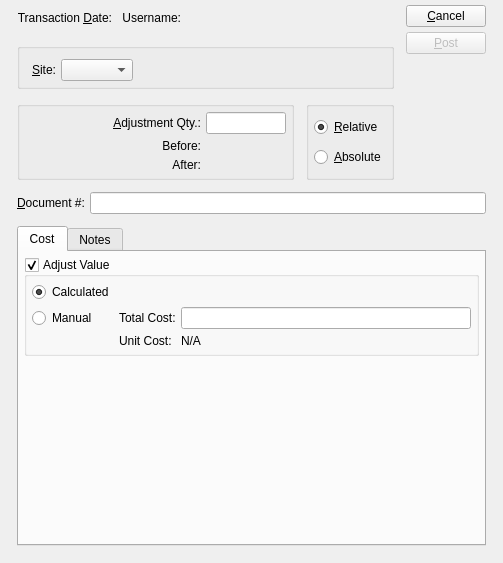
Old version of the form xtuple/trunk/guiclient/adjustmentTrans.ui in the repository WooodHead/xtuple.
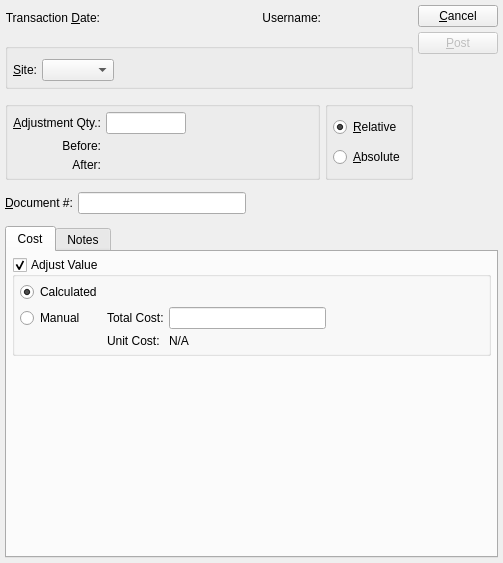
New version of the form. Custom widgets are drawn as their Qt base class.

The edit to the form file:
```diff
--- a/xtuple/trunk/guiclient/adjustmentTrans.ui
+++ b/xtuple/trunk/guiclient/adjustmentTrans.ui
@@ -20,19 +20,8 @@
   <property name="windowTitle">
    <string>Adjustment Transaction</string>
   </property>
-  <layout class="QGridLayout">
-   <item row="0" column="0">
-    <layout class="QGridLayout">
-     <property name="leftMargin">
-      <number>12</number>
-     </property>
-     <property name="rightMargin">
-      <number>12</number>
-     </property>
-     <property name="bottomMargin">
-      <number>12</number>
-     </property>
-     <property name="spacing">
+  <layout class="QGridLayout" name="gridLayout">
+   <property name="verticalSpacing">
       <number>12</number>
      </property>
      <item row="0" column="0" colspan="2">
@@ -67,6 +56,19 @@
          </item>
         </layout>
        </item>
+     <item>
+      <spacer name="horizontalSpacer_4">
+       <property name="orientation">
+        <enum>Qt::Horizontal</enum>
+       </property>
+       <property name="sizeHint" stdset="0">
+        <size>
+         <width>40</width>
+         <height>20</height>
+        </size>
+       </property>
+      </spacer>
+     </item>
        <item>
         <layout class="QHBoxLayout">
          <property name="spacing">
@@ -160,7 +162,7 @@
           <item>
            <widget class="QLabel" name="_warehouseLit">
             <property name="text">
-             <string>  &amp;Site:</string>
+           <string>&amp;Site:</string>
             </property>
             <property name="alignment">
              <set>Qt::AlignRight|Qt::AlignTrailing|Qt::AlignVCenter</set>
@@ -207,6 +209,25 @@
         <string/>
        </property>
        <layout class="QGridLayout">
+      <item row="0" column="0">
+       <widget class="QLabel" name="_adjustment_QtyLit">
+        <property name="sizePolicy">
+         <sizepolicy hsizetype="Preferred" vsizetype="Fixed">
+          <horstretch>0</horstretch>
+          <verstretch>0</verstretch>
+         </sizepolicy>
+        </property>
+        <property name="text">
+         <string>&amp;Adjustment Qty.:</string>
+        </property>
+        <property name="alignment">
+         <set>Qt::AlignRight|Qt::AlignTrailing|Qt::AlignVCenter</set>
+        </property>
+        <property name="buddy">
+         <cstring>_qty</cstring>
+        </property>
+       </widget>
+      </item>
         <item row="0" column="1">
          <widget class="XLineEdit" name="_qty">
           <property name="sizePolicy">
@@ -226,61 +247,6 @@
           </property>
          </widget>
         </item>
-        <item row="0" column="0">
-         <widget class="QLabel" name="_adjustment_QtyLit">
-          <property name="sizePolicy">
-           <sizepolicy hsizetype="Preferred" vsizetype="Fixed">
-            <horstretch>0</horstretch>
-            <verstretch>0</verstretch>
-           </sizepolicy>
-          </property>
-          <property name="text">
-           <string>&amp;Adjustment Qty.:</string>
-          </property>
-          <property name="alignment">
-           <set>Qt::AlignRight|Qt::AlignTrailing|Qt::AlignVCenter</set>
-          </property>
-          <property name="buddy">
-           <cstring>_qty</cstring>
-          </property>
-         </widget>
-        </item>
-        <item row="2" column="1">
-         <widget class="XLabel" name="_afterQty">
-          <property name="minimumSize">
-           <size>
-            <width>80</width>
-            <height>0</height>
-           </size>
-          </property>
-          <property name="alignment">
-           <set>Qt::AlignRight|Qt::AlignTrailing|Qt::AlignVCenter</set>
-          </property>
-         </widget>
-        </item>
-        <item row="2" column="0">
-         <widget class="QLabel" name="_afterLit">
-          <property name="text">
-           <string>After:</string>
-          </property>
-          <property name="alignment">
-           <set>Qt::AlignRight|Qt::AlignTrailing|Qt::AlignVCenter</set>
-          </property>
-         </widget>
-        </item>
-        <item row="1" column="1">
-         <widget class="XLabel" name="_beforeQty">
-          <property name="minimumSize">
-           <size>
-            <width>80</width>
-            <height>0</height>
-           </size>
-          </property>
-          <property name="alignment">
-           <set>Qt::AlignRight|Qt::AlignTrailing|Qt::AlignVCenter</set>
-          </property>
-         </widget>
-        </item>
         <item row="1" column="0">
          <widget class="QLabel" name="_beforeLit">
           <property name="text">
@@ -291,6 +257,55 @@
           </property>
          </widget>
         </item>
+      <item row="1" column="1">
+       <widget class="XLabel" name="_beforeQty">
+        <property name="minimumSize">
+         <size>
+          <width>80</width>
+          <height>0</height>
+         </size>
+        </property>
+        <property name="alignment">
+         <set>Qt::AlignRight|Qt::AlignTrailing|Qt::AlignVCenter</set>
+        </property>
+       </widget>
+      </item>
+      <item row="2" column="0">
+       <widget class="QLabel" name="_afterLit">
+        <property name="text">
+         <string>After:</string>
+        </property>
+        <property name="alignment">
+         <set>Qt::AlignRight|Qt::AlignTrailing|Qt::AlignVCenter</set>
+        </property>
+       </widget>
+      </item>
+      <item row="2" column="1">
+       <widget class="XLabel" name="_afterQty">
+        <property name="minimumSize">
+         <size>
+          <width>80</width>
+          <height>0</height>
+         </size>
+        </property>
+        <property name="alignment">
+         <set>Qt::AlignRight|Qt::AlignTrailing|Qt::AlignVCenter</set>
+        </property>
+       </widget>
+      </item>
+      <item row="0" column="2">
+       <spacer name="horizontalSpacer">
+        <property name="orientation">
+         <enum>Qt::Horizontal</enum>
+        </property>
+        <property name="sizeHint" stdset="0">
+         <size>
+          <width>40</width>
+          <height>20</height>
+         </size>
+        </property>
+       </spacer>
+      </item>
        </layout>
       </widget>
      </item>
@@ -320,7 +335,7 @@
        </layout>
       </widget>
      </item>
-     <item row="3" column="0" colspan="3">
+   <item row="3" column="0" colspan="2">
       <layout class="QHBoxLayout">
        <item>
         <widget class="QLabel" name="_documentNumLit">
@@ -344,6 +359,19 @@
        <item>
         <widget class="XLineEdit" name="_documentNum"/>
        </item>
+     <item>
+      <spacer name="horizontalSpacer_2">
+       <property name="orientation">
+        <enum>Qt::Horizontal</enum>
+       </property>
+       <property name="sizeHint" stdset="0">
+        <size>
+         <width>40</width>
+         <height>20</height>
+        </size>
+       </property>
+      </spacer>
+     </item>
       </layout>
      </item>
      <item row="4" column="0" colspan="3">
@@ -406,6 +434,19 @@
               </property>
              </widget>
             </item>
+          <item row="1" column="3">
+           <spacer name="horizontalSpacer_3">
+            <property name="orientation">
+             <enum>Qt::Horizontal</enum>
+            </property>
+            <property name="sizeHint" stdset="0">
+             <size>
+              <width>40</width>
+              <height>20</height>
+             </size>
+            </property>
+           </spacer>
+          </item>
            </layout>
           </widget>
          </item>
@@ -448,8 +489,6 @@
         </layout>
        </widget>
       </widget>
-     </item>
-    </layout>
    </item>
   </layout>
  </widget>
```
Lines whose indentation alone changed are shown as unchanged.
